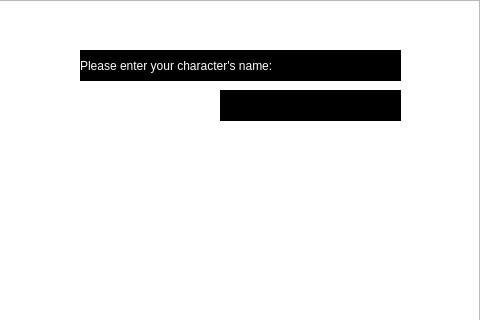
matplinta/rpg-game-qt, file src/newgamewindow.ui: the form before one commit; both pictures show x 160 to 640 and y 0 to 320 of the 640 by 460 pixel window.
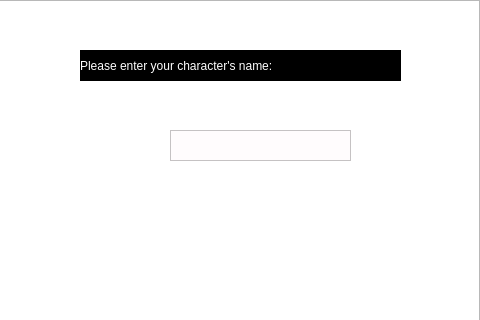
The form after the commit. Icons and pictures are not drawn.

The edit to the form file:
```diff
--- a/src/newgamewindow.ui
+++ b/src/newgamewindow.ui
@@ -57,16 +57,16 @@
   <widget class="QTextEdit" name="nameTextEdit">
    <property name="geometry">
     <rect>
-     <x>380</x>
-     <y>90</y>
+     <x>330</x>
+     <y>130</y>
      <width>181</width>
      <height>31</height>
     </rect>
    </property>
    <property name="styleSheet">
     <string notr="true">font: 12pt &quot;MS UI Gothic&quot;;
-background-color: rgb(0, 0, 0);
-color: rgb(255, 255, 255);</string>
+background-color: rgb(255, 252, 253);
+color: rgb(0, 0, 0);</string>
    </property>
   </widget>
   <widget class="QPushButton" name="startButton">
```
Left out of the diff: 8 changed lines with no effect on the pictures.
